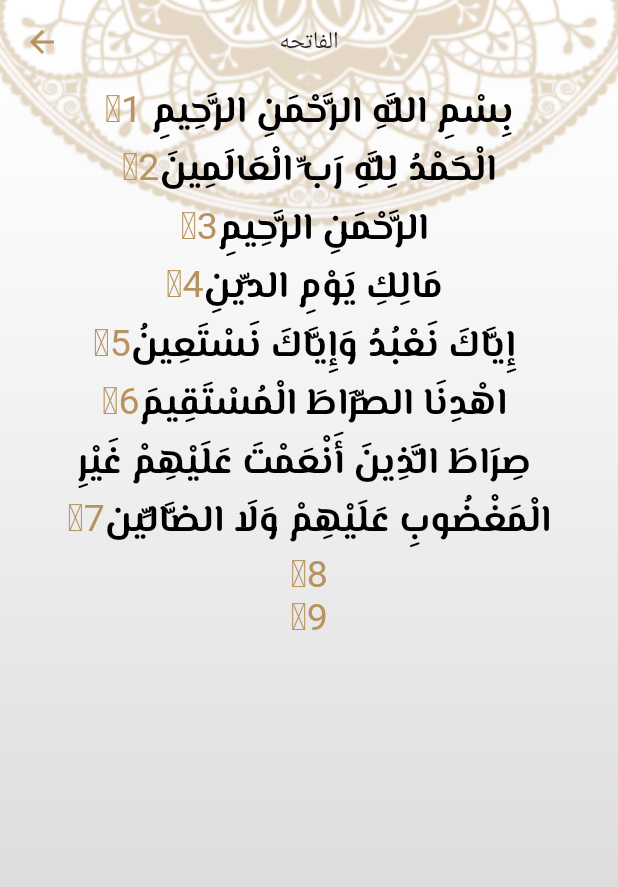
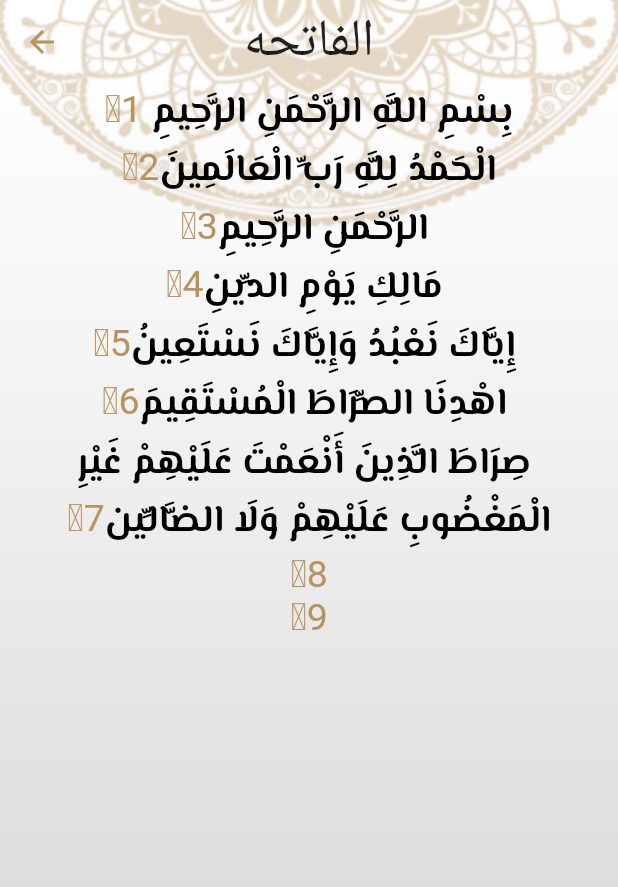
Before and after one commit to MoatazTabl/IslamiApp, a Flutter app: the screen it shows after launch, after a tap on "الفاتحه", on a phone screen of 412 x 824 dp. Shown: the top 887 px of the screen. Run offline on Flutter 3.47's test engine with Material 2 defaults, Android fonts, the phone set to English and light mode, and no system bars; our stand-ins replace google_fonts; Roboto replaces fonts that are missing (Amiri).

```diff
--- a/lib/my_themes.dart
+++ b/lib/my_themes.dart
@@ -18,13 +18,11 @@ class MyThemeData {
       centerTitle: true,
       iconTheme: IconThemeData(color: lightColor),
     ),
-
-
     textTheme: TextTheme(
         bodyMedium: GoogleFonts.elMessiri(
             fontSize: 25, fontWeight: FontWeight.bold, color: Colors.black),
-        bodySmall: GoogleFonts.elMessiri(fontSize: 20,fontWeight: FontWeight.bold,color: lightColor)),
-
+        bodySmall: GoogleFonts.elMessiri(
+            fontSize: 20, fontWeight: FontWeight.bold, color: lightColor)),
     bottomNavigationBarTheme: const BottomNavigationBarThemeData(
         backgroundColor: lightColor,
         type: BottomNavigationBarType.fixed,
@@ -32,25 +30,18 @@ class MyThemeData {
         selectedLabelStyle: TextStyle(color: Colors.black),
         unselectedItemColor: Colors.white,
         unselectedLabelStyle: TextStyle(color: Colors.white)),
-
-
     buttonTheme:
         ButtonThemeData(buttonColor: lightColor, highlightColor: lightColor),
     elevatedButtonTheme: ElevatedButtonThemeData(
-
       style: ButtonStyle(
           backgroundColor: MaterialStateProperty.all(lightColor),
-
-
           shape: MaterialStateProperty.all(
             RoundedRectangleBorder(
               borderRadius: BorderRadius.circular(10),
             ),
           ),
-
           fixedSize: MaterialStatePropertyAll(Size(10, 20)),
           padding: MaterialStateProperty.all(EdgeInsets.zero)),
-
     ),
   );
 
@@ -58,7 +49,6 @@ class MyThemeData {
     brightness: Brightness.dark,
     scaffoldBackgroundColor: Colors.transparent,
     primaryColor: darkColor,
-
     appBarTheme: const AppBarTheme(
       titleTextStyle: TextStyle(
           fontSize: 30, fontWeight: FontWeight.bold, color: Colors.white),
@@ -67,16 +57,13 @@ class MyThemeData {
       centerTitle: true,
       iconTheme: IconThemeData(color: darkColor),
     ),
-
-
     textTheme: TextTheme(
         bodyMedium: GoogleFonts.amiri(
             fontSize: 25, fontWeight: FontWeight.bold, color: yellowColor),
-        bodySmall: GoogleFonts.amiri(fontSize: 20,fontWeight: FontWeight.bold,color: Colors.white),
-      titleMedium: GoogleFonts.amiri(fontSize: 25,fontWeight: FontWeight.w400,color:Colors.white)
-    ),
-
-
+        bodySmall: GoogleFonts.amiri(
+            fontSize: 20, fontWeight: FontWeight.bold, color: Colors.white),
+        titleMedium: GoogleFonts.amiri(
+            fontSize: 35, fontWeight: FontWeight.bold, color: Colors.white)),
     bottomNavigationBarTheme: const BottomNavigationBarThemeData(
         backgroundColor: darkColor,
         type: BottomNavigationBarType.fixed,
@@ -84,25 +71,18 @@ class MyThemeData {
         selectedLabelStyle: TextStyle(color: yellowColor),
         unselectedItemColor: Colors.white,
         unselectedLabelStyle: TextStyle(color: Colors.white)),
-
-
     buttonTheme:
-    ButtonThemeData(buttonColor: darkColor, highlightColor: darkColor),
+        ButtonThemeData(buttonColor: darkColor, highlightColor: darkColor),
     elevatedButtonTheme: ElevatedButtonThemeData(
-
       style: ButtonStyle(
           backgroundColor: MaterialStateProperty.all(darkColor),
-
-
           shape: MaterialStateProperty.all(
             RoundedRectangleBorder(
               borderRadius: BorderRadius.circular(10),
             ),
           ),
-
           fixedSize: MaterialStatePropertyAll(Size(10, 20)),
           padding: MaterialStateProperty.all(EdgeInsets.zero)),
-
     ),
   );
 }
--- a/lib/sura_screen.dart
+++ b/lib/sura_screen.dart
@@ -39,8 +39,9 @@ class _SuraScreenState extends State<SuraScreen> {
               args.suraName,
               style: Theme.of(context)
                   .textTheme
-                  .titleMedium,
+                  .titleMedium!.copyWith(fontSize: 35),
             ),
+            centerTitle: true,
           ),
           body: verses.isEmpty
               ? Center(
@@ -49,7 +50,10 @@ class _SuraScreenState extends State<SuraScreen> {
                 ))
               : ListView.builder(
                   itemBuilder: (context, index) {
-                    return RichText(
+                    return Padding(
+                      padding: const EdgeInsets.symmetric(horizontal: 8.0,),
+                      child: RichText(
+
                         textDirection: TextDirection.rtl,
                         textAlign: verses.length <= 20
                             ? TextAlign.center
@@ -65,6 +69,7 @@ class _SuraScreenState extends State<SuraScreen> {
                                     color: Theme.of(context).primaryColor,
                                     fontSize: 25))
                           ],
+                        ),
                       ),
                     );
                   },
```
Also changed, not shown: lib/ahadeth_screen.dart (+23 -7 lines), lib/tabs/ahadeth.dart (+4 -3 lines). Lines whose indentation alone changed are shown as unchanged.
